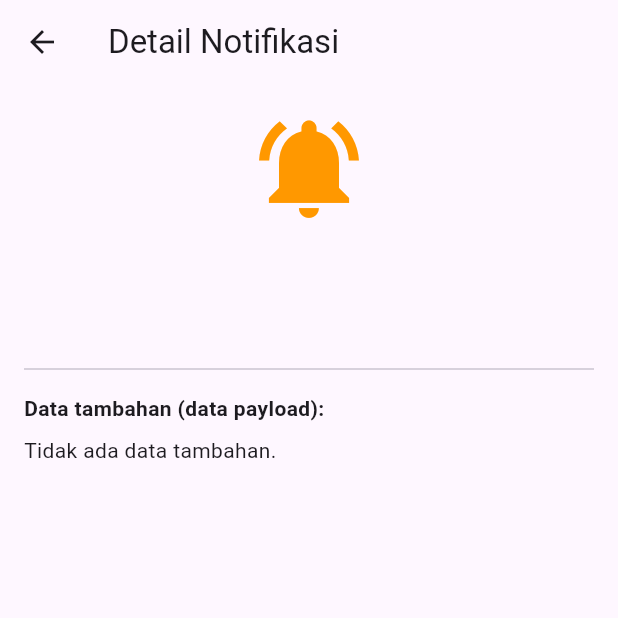
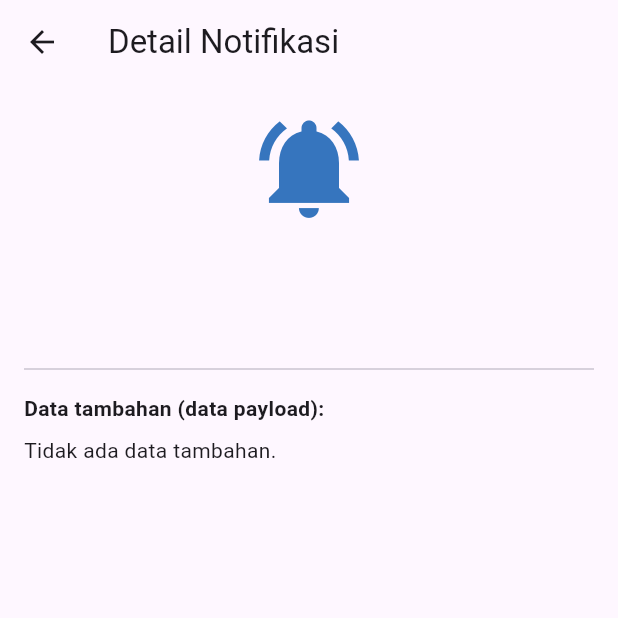
Before and after one commit to dygnora/Latihan-009-aplikasi-mobile, a Flutter app: the NotificationDetailScreen screen opened directly with empty values, on a phone screen of 412 x 824 dp, the top half of it. Run offline on Flutter 3.47's test engine with Material 3 defaults, Android fonts, the phone set to English and light mode, and no system bars; our stand-ins replace firebase_auth, firebase_core, firebase_messaging, flutter_local_notifications; accounts and stored records are empty.

Commit message:
style: update notification icon color in NotificationDetailScreen

```diff
--- a/lib/notification_detail_screen.dart
+++ b/lib/notification_detail_screen.dart
@@ -18,7 +18,7 @@ class NotificationDetailScreen extends StatelessWidget {
       body: ListView(
         padding: const EdgeInsets.all(16),
         children: [
-          const Icon(Icons.notifications_active, size: 80, color: Colors.orange),
+          const Icon(Icons.notifications_active, size: 80, color: Color.fromARGB(255, 54, 117, 190)),
           const SizedBox(height: 16),
           Text(
             data['title']?.toString() ?? '-',
```
